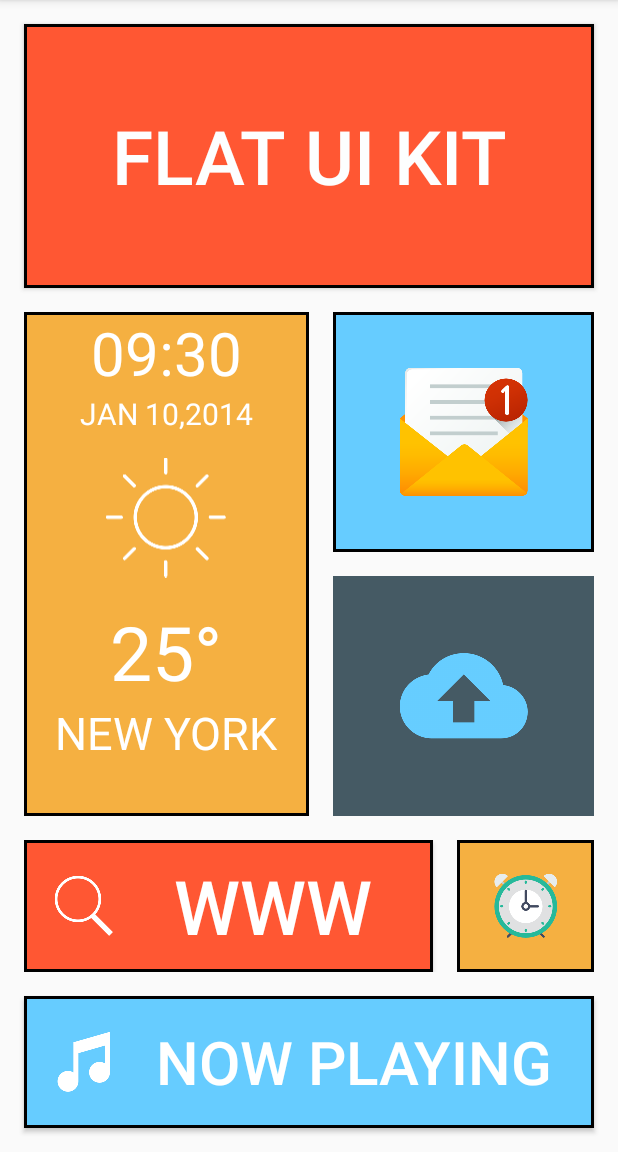
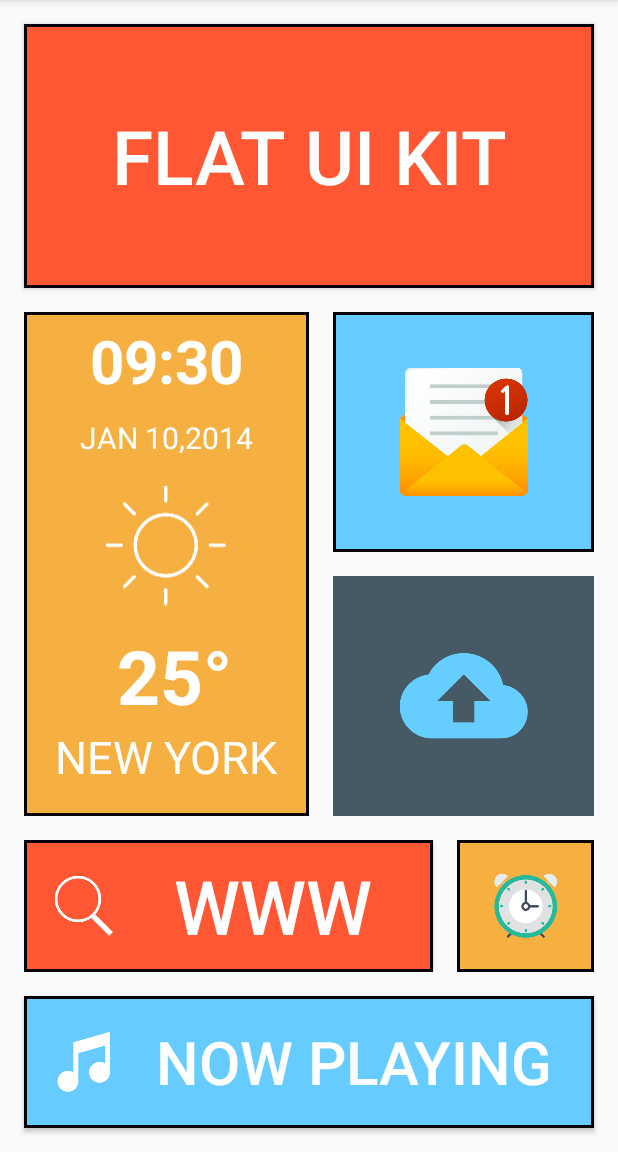
Before and after one commit to AahmedShakil/FlatLayoutLinearLayoutDesignlikegoogleplayStore, an Android app: the screen it shows after launch (MainActivity), on a phone screen of 412 x 824 dp, the part 84-1236 px from its top. Run offline under Robolectric (Android 15) with nearby library versions, the phone set to English and light mode, and no system bars.

Commit message:
Update text Style

```diff
--- a/app/src/main/res/layout/activity_main.xml
+++ b/app/src/main/res/layout/activity_main.xml
@@ -22,7 +22,6 @@
         android:textStyle="normal"
         android:textAlignment="center"
         android:layout_margin="8dp"
-
         />
     <LinearLayout
         android:layout_width="match_parent"
@@ -46,7 +45,9 @@
                 android:text="09:30"
                 android:textColor="#FFFFFF"
                 android:textAlignment="center"
+                android:layout_margin="5dp"
                 android:textSize="40dp"
+                android:textStyle="bold"
 
                 />
             <TextView
@@ -56,6 +57,7 @@
                 android:textColor="#FFFFFF"
                 android:textAlignment="center"
                 android:textSize="20dp"
+                android:layout_margin="5dp"
                 />
             <ImageView
                 android:layout_margin="10dp"
@@ -71,7 +73,9 @@
                 android:text="25°"
                 android:textColor="#FFFFFF"
                 android:textAlignment="center"
+                android:layout_marginLeft="10dp"
                 android:textSize="50dp"
+                android:textStyle="bold"
                 />
             <TextView
                 android:layout_width="match_parent"
```
